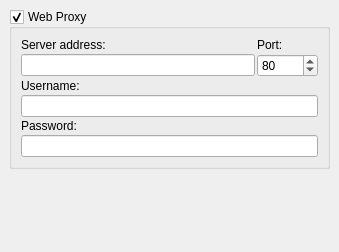
This is ui/options_proxy.ui in metabrainz/picard as Qt 5 draws it before an edit. The edited form follows.
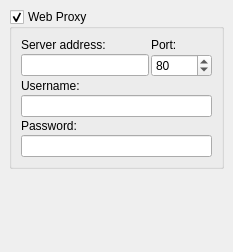
This is the edited form.

The edit to the form file:
```diff
--- a/ui/options_proxy.ui
+++ b/ui/options_proxy.ui
@@ -8,7 +8,7 @@
    <rect>
     <x>0</x>
     <y>0</y>
-    <width>339</width>
+    <width>233</width>
     <height>252</height>
    </rect>
   </property>
```
Left out of the diff: 4 changed lines with no effect on the pictures.
